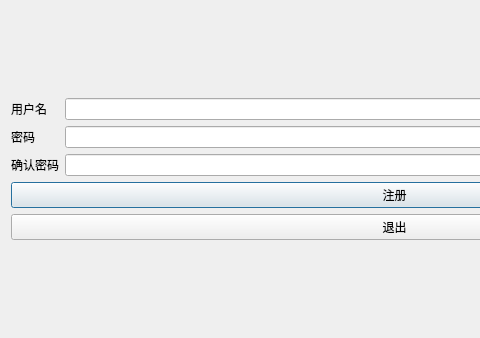
First picture: the form in Client/UI/TrainUI/regist.ui, repository TimerChen/TrainTickets, before the edit; both pictures show x 0 to 480 and y 0 to 338 of the 789 by 338 pixel window.
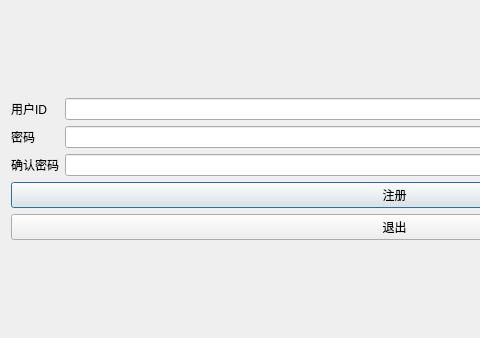
Second picture: the form after the edit. Icons and pictures are not drawn.

Diff of the .ui file:
```diff
--- a/Client/UI/TrainUI/regist.ui
+++ b/Client/UI/TrainUI/regist.ui
@@ -37,7 +37,7 @@
        <item row="0" column="0">
         <widget class="QLabel" name="label">
          <property name="text">
-          <string>用户名</string>
+          <string>用户ID</string>
          </property>
         </widget>
        </item>
```
